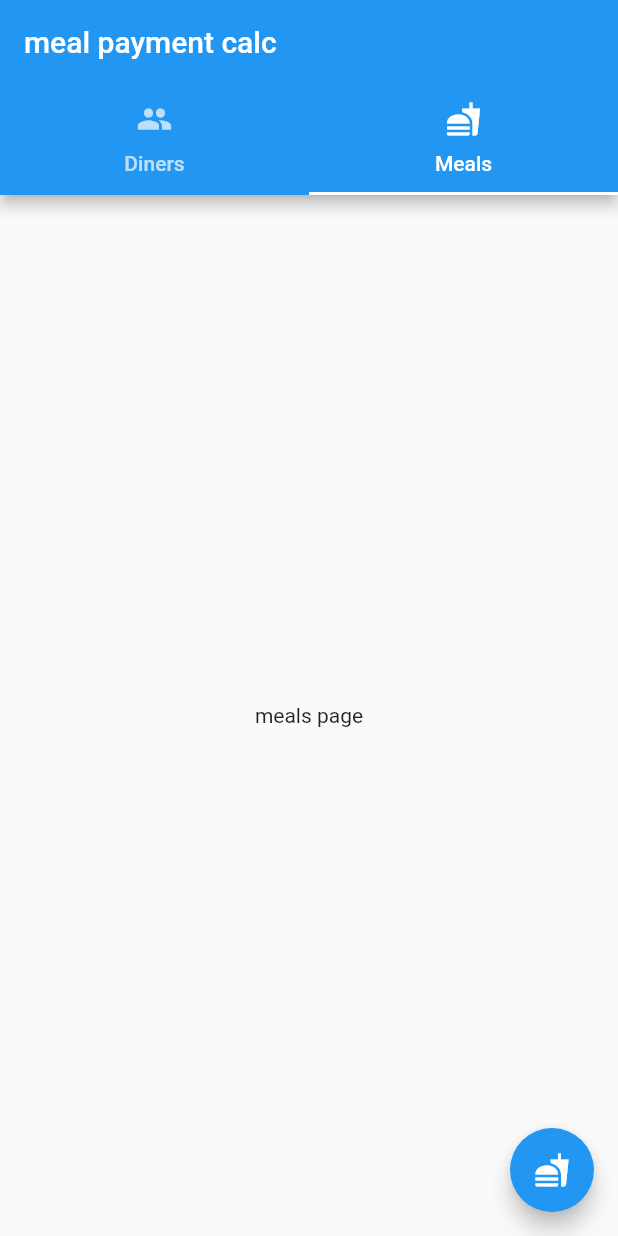
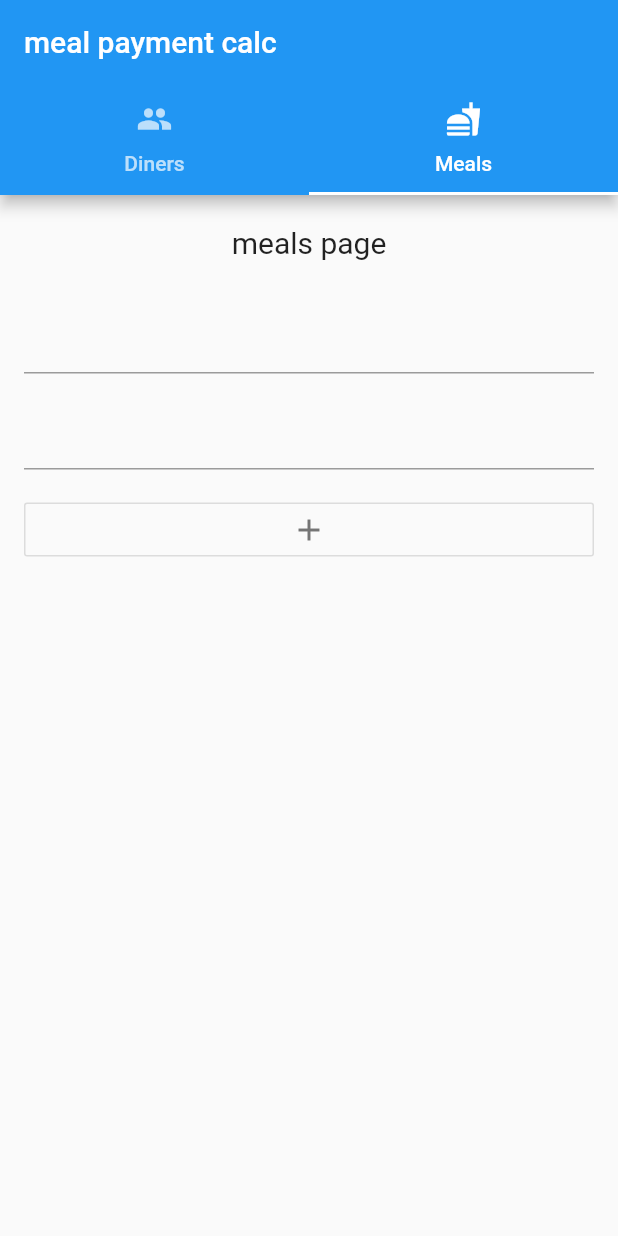
Before and after one commit to ShalevNehorai/mealPaymantCulculator, a Flutter app: the screen it shows after launch, tab 2 chosen, on a phone screen of 412 x 824 dp. Run offline on Flutter 3.47's test engine with Material 2 defaults, Android fonts, the phone set to English and light mode, and no system bars; our stand-ins replace fluttertoast.

Commit message:
meals page have option to add meals

```diff
--- a/lib/main.dart
+++ b/lib/main.dart
@@ -1,6 +1,5 @@
-import 'dart:math';
-
 import 'package:flutter/material.dart';
+import 'package:flutter/services.dart';
 import 'package:fluttertoast/fluttertoast.dart';
 import 'package:meal_payment_culculator/person.dart';
 import 'package:meal_payment_culculator/meal.dart';
@@ -16,10 +15,14 @@ class Home extends StatefulWidget{
 }
 
 class AppState extends State<Home>{
+  final List<bool> isSelected = [false, false, false];
 
   final tECDinerName = TextEditingController();
+  final tECMealsName = TextEditingController();
+  final tECMealsPrice = TextEditingController();
 
   final _diners = <Person>[];
+  final _meals = <Meal>[];
 
   Widget getDinersPage(BuildContext context){//diners page
     return Scaffold(
@@ -106,7 +109,7 @@ class AppState extends State<Home>{
                 color: Colors.grey[600],
               ),
               onPressed: () {
-                String name = tECDinerName.text;
+                String name = tECDinerName.text.trim();
                 if (name.isNotEmpty) {
                   setState(() {
                     _diners.add(new Person(name));
@@ -129,12 +132,112 @@ class AppState extends State<Home>{
 
   Widget getMealsPage(BuildContext context){//meals page
     return Scaffold(
-      body: Center(child: Text('meals page'),),
-      floatingActionButton: FloatingActionButton(
-        child: Icon(Icons.fastfood),
-        onPressed: () {
-          print('food');
-        },
+      body: ListView(
+        children: <Widget>[
+          Container(
+            alignment: Alignment.topCenter,
+            margin: EdgeInsets.symmetric(vertical: 20, horizontal: 0),
+            child: Text(
+              'meals page',
+              textAlign: TextAlign.center,
+              style: TextStyle(
+                fontSize: 20,
+              ),
+            ),
+          ),
+          ListView.builder(
+            physics: ClampingScrollPhysics(),
+            shrinkWrap: true,
+            itemCount: _meals.length,
+            itemBuilder: (context, i){
+              final meal = _meals[i];
+              //final List<bool> isSelected = new List<bool>(_diners.length);
+              return ListTile(
+                leading: Text(meal.name),
+                title: ToggleButtons(
+                  children: <Widget>[
+                    Text('all'),
+                    Text('first'),
+                    Text('Second'),
+                  ],
+                  onPressed: (int index) {
+                    setState(() {
+                      setState(() {
+                        isSelected[index] = !isSelected[index];
+                        bool isAllSelected = true;
+                        for (var j = 1; j < isSelected.length; j++) {
+                          if(index == 0){
+                            isSelected[j] = isSelected[0];
+                            isAllSelected = isSelected[0];
+                          }
+                          else{
+                            isAllSelected &= isSelected[j];
+                          }
+                        }
+                        isSelected[0] = isAllSelected;
+                      });
+                    });
+                  },
+                  isSelected: isSelected,
+                ),
+                trailing: IconButton(
+                  icon: Icon(Icons.delete, color: Colors.red[600],),
+                  onPressed: () {
+                    setState(() {
+                      _meals.removeAt(i);
+                    });
+                  },
+                ),
+              );
+            }
+          ),
+          Padding(
+            padding: const EdgeInsets.symmetric(vertical: 8.0, horizontal: 16.0),
+            child: TextField(
+              controller: tECMealsName,
+            ),
+          ),
+          Padding(
+            padding: const EdgeInsets.symmetric(vertical: 8.0, horizontal: 16.0),
+            child: TextField(
+              keyboardType: TextInputType.numberWithOptions(decimal: true),
+              controller: tECMealsPrice,
+              inputFormatters: <TextInputFormatter>[
+                BlacklistingTextInputFormatter(new RegExp('[\\-|\\ |\\,]')),
+              ],
+            ),
+          ),
+          Padding(
+            padding: const EdgeInsets.symmetric(vertical: 8.0, horizontal: 16.0),
+            child: OutlineButton(
+              splashColor: Colors.cyan,
+              child: Icon(
+                Icons.add,
+                color: Colors.grey[600],
+              ),
+              onPressed: () {
+                String name = tECMealsName.text.trim();
+                String price = tECMealsPrice.text.trim();
+                if (name.isNotEmpty && price.isNotEmpty && num.tryParse(price)!=null) {
+                  setState(() {
+                    _meals.add(new Meal(name, double.parse(price)));
+                    tECMealsName.clear();
+                    tECMealsPrice.clear();
+                  });
+                  for (var meal in _meals) {
+                    print("in list " + meal.toString());
+                  }
+                }
+                else{
+                  Fluttertoast.showToast(
+                    msg: 'the name or price is empty, and price need to be a number',
+                    fontSize: 25.0,
+                  );
+                }
+              },
+            ),
+          ),
+        ],
       ),
     );
   }
@@ -169,6 +272,8 @@ class AppState extends State<Home>{
   @override
   void dispose() {
     tECDinerName.dispose();
+    tECMealsName.dispose();
+    tECMealsPrice.dispose();
     super.dispose();
   }
 }
```
Also changed, not shown: lib/meal.dart (+6 -1 lines).
